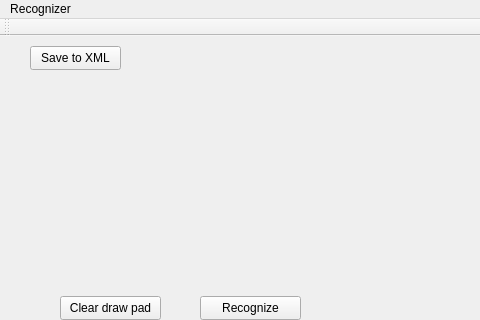
Before: the Qt Designer form mainwindow.ui in Cenadar/CenDigitRecognizer, drawn with Qt 5; both pictures show x 0 to 480 and y 0 to 320 of the 766 by 512 pixel window.
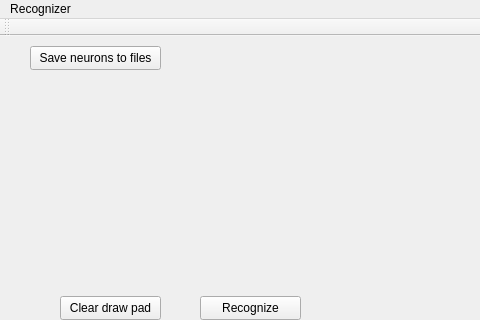
After: the same form once the commit is applied. Custom widgets are drawn as their Qt base class.

Patch:
```diff
--- a/mainwindow.ui
+++ b/mainwindow.ui
@@ -19,12 +19,12 @@
      <rect>
       <x>30</x>
       <y>10</y>
-      <width>91</width>
+      <width>131</width>
       <height>24</height>
      </rect>
     </property>
     <property name="text">
-     <string>Save to XML</string>
+     <string>Save neurons to files</string>
     </property>
    </widget>
    <widget class="DrawPad" name="DrawPadWidget" native="true">
```
Left out of the diff: 9 changed lines with no effect on the pictures.
